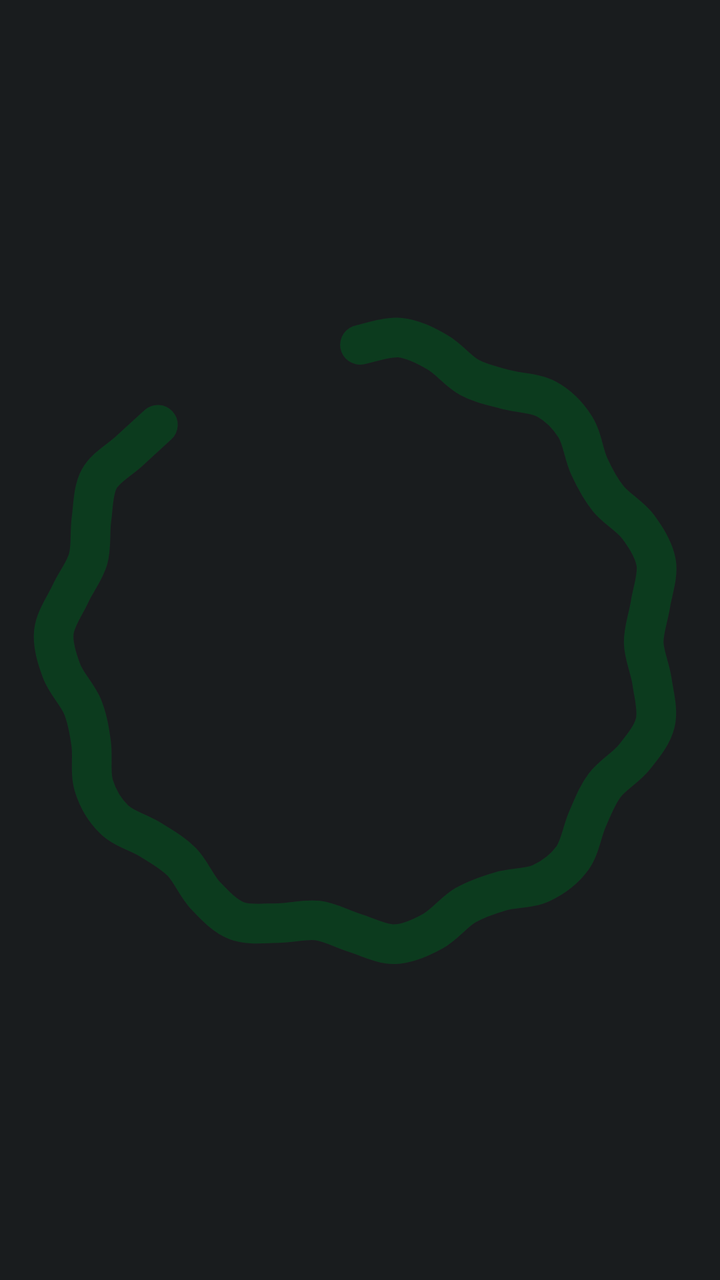
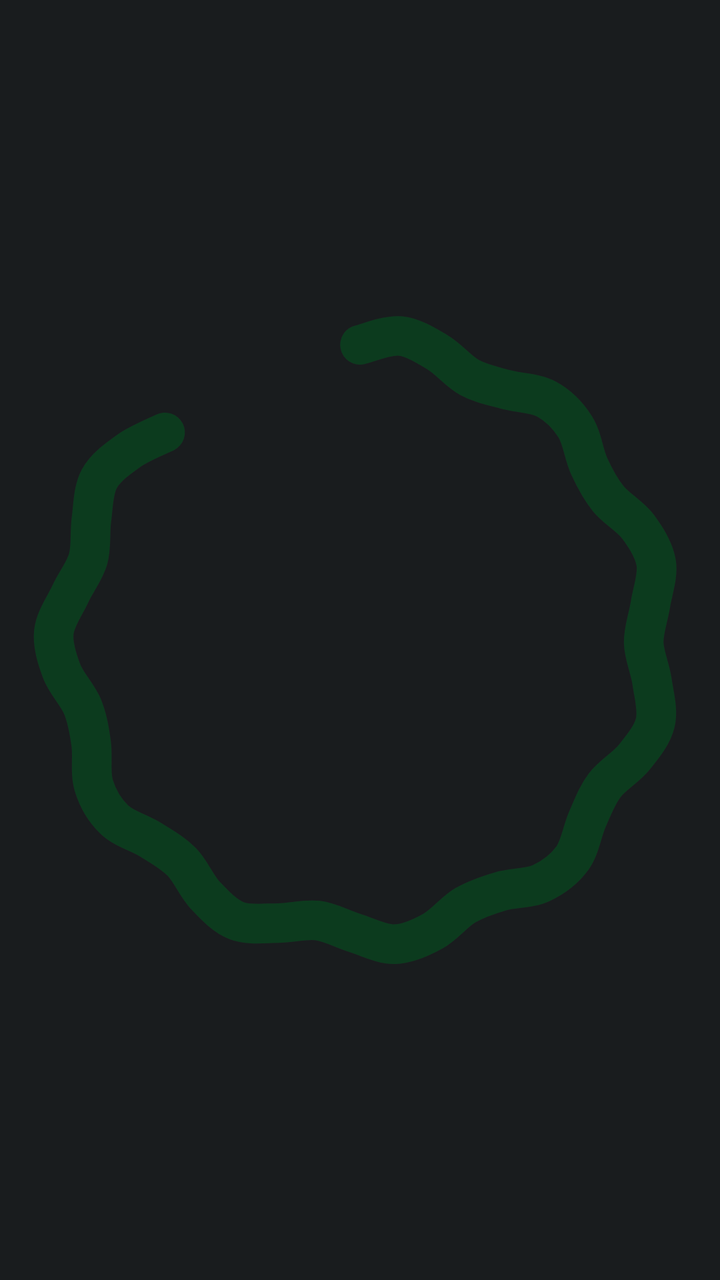

Screens rendered from an Android XML layout before and after an edit, with the pre-edit source and the edit as a unified diff.
<!-- AndroidManifest.xml: application theme AppTheme -->
<!-- res/layout/wave_88.xml -->
<?xml version="1.0" encoding="utf-8"?>
<ProgressBar xmlns:android="http://schemas.android.com/apk/res/android"
    android:id="@+id/wave"
    android:layout_width="120dp"
    android:layout_height="120dp"
    android:layout_gravity="center"
    android:indeterminate="true"
    android:indeterminateBehavior="repeat"
    android:indeterminateDuration="1600"
    android:indeterminateDrawable="@drawable/charge_wave_88"
    android:indeterminateTint="@color/g_on_charge"
    android:indeterminateTintMode="src_in" />
<!-- resources referenced by this layout -->
<resources>
  <color name="g_on_charge">#FF0C3B1E</color>
  <!-- drawable charge_wave_88: vector/xml drawable (drawable, 58998 chars, omitted) -->
  <style name="AppTheme" parent="@android:style/Theme.DeviceDefault.NoActionBar">
          <item name="android:windowBackground">@color/ui_bg</item>
          <item name="android:statusBarColor">@android:color/transparent</item>
          <item name="android:navigationBarColor">@android:color/transparent</item>
          <item name="android:windowLightStatusBar">false</item>
          <item name="android:windowLightNavigationBar">false</item>
      </style>
  <color name="ui_bg">@android:color/system_neutral1_900</color>
</resources>

<!-- the commit's change to res/layout/wave_88.xml (unified diff, before → after) -->
@@ -6,7 +6,7 @@
     android:layout_gravity="center"
     android:indeterminate="true"
     android:indeterminateBehavior="repeat"
-    android:indeterminateDuration="1600"
+    android:indeterminateDuration="1000"
     android:indeterminateDrawable="@drawable/charge_wave_88"
     android:indeterminateTint="@color/g_on_charge"
     android:indeterminateTintMode="src_in" />
<!-- resource entries referenced after the edit -->
@@ -1,7 +1,7 @@
 <!-- resources referenced by this layout -->
 <resources>
   <color name="g_on_charge">#FF0C3B1E</color>
-  <!-- drawable charge_wave_88: vector/xml drawable (drawable, 58998 chars, omitted) -->
+  <!-- drawable charge_wave_88: vector/xml drawable (drawable, 78769 chars, omitted) -->
   <style name="AppTheme" parent="@android:style/Theme.DeviceDefault.NoActionBar">
           <item name="android:windowBackground">@color/ui_bg</item>
           <item name="android:statusBarColor">@android:color/transparent</item>
